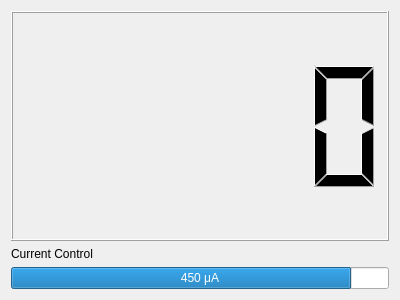
Above: devicescreentreatmentview.ui from eo640217/device-simulator before the change. Below: the same form after it.
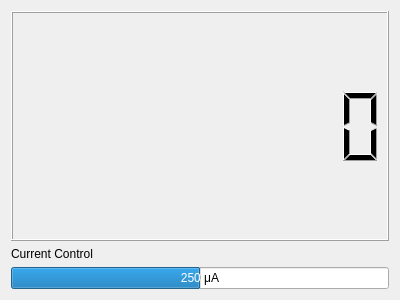
That is the form after the change.

Diff of the .ui file:
```diff
--- a/devicescreentreatmentview.ui
+++ b/devicescreentreatmentview.ui
@@ -19,6 +19,9 @@
      <property name="smallDecimalPoint">
       <bool>false</bool>
      </property>
+     <property name="digitCount">
+      <number>9</number>
+     </property>
      <property name="mode">
       <enum>QLCDNumber::Dec</enum>
      </property>
@@ -52,7 +55,7 @@
       <number>500</number>
      </property>
      <property name="value">
-      <number>450</number>
+      <number>250</number>
      </property>
      <property name="format">
       <string>%v μA</string>
```
